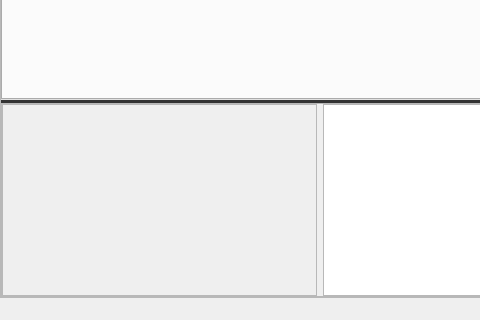
Old version of the form RocketTracker-Sw/basestation_software/mainwindow.ui in the repository NifleySnifley/RocketTracker; both pictures show x 0 to 480 and y 376 to 696 of the 942 by 696 pixel window.
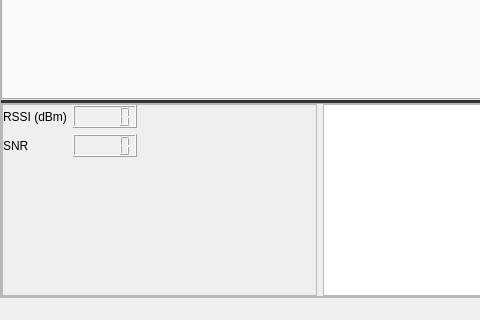
New version of the form.

Diff of the .ui file:
```diff
--- a/RocketTracker-Sw/basestation_software/mainwindow.ui
+++ b/RocketTracker-Sw/basestation_software/mainwindow.ui
@@ -169,13 +169,88 @@
              <number>0</number>
             </property>
             <item>
-             <widget class="QFrame" name="frame_4">
+             <widget class="QFrame" name="stats_frame">
+              <property name="styleSheet">
+               <string notr="true"/>
+              </property>
               <property name="frameShape">
                <enum>QFrame::StyledPanel</enum>
               </property>
               <property name="frameShadow">
                <enum>QFrame::Raised</enum>
               </property>
+              <layout class="QVBoxLayout" name="verticalLayout_3" stretch="0">
+               <property name="leftMargin">
+                <number>0</number>
+               </property>
+               <property name="topMargin">
+                <number>0</number>
+               </property>
+               <property name="rightMargin">
+                <number>0</number>
+               </property>
+               <property name="bottomMargin">
+                <number>0</number>
+               </property>
+               <item>
+                <layout class="QFormLayout" name="formLayout_2">
+                 <property name="fieldGrowthPolicy">
+                  <enum>QFormLayout::ExpandingFieldsGrow</enum>
+                 </property>
+                 <property name="labelAlignment">
+                  <set>Qt::AlignLeading|Qt::AlignLeft|Qt::AlignVCenter</set>
+                 </property>
+                 <property name="formAlignment">
+                  <set>Qt::AlignLeading|Qt::AlignLeft|Qt::AlignTop</set>
+                 </property>
+                 <item row="0" column="0">
+                  <widget class="QLabel" name="label_5">
+                   <property name="text">
+                    <string>RSSI (dBm)</string>
+                   </property>
+                  </widget>
+                 </item>
+                 <item row="0" column="1">
+                  <widget class="QLCDNumber" name="rssi_disp">
+                   <property name="styleSheet">
+                    <string notr="true"/>
+                   </property>
+                   <property name="smallDecimalPoint">
+                    <bool>false</bool>
+                   </property>
+                  </widget>
+                 </item>
+                 <item row="1" column="0">
+                  <widget class="QLabel" name="snrLabel">
+                   <property name="text">
+                    <string>SNR</string>
+                   </property>
+                  </widget>
+                 </item>
+                 <item row="1" column="1">
+                  <widget class="QWidget" name="rssiWidget" native="true">
+                   <layout class="QGridLayout" name="gridLayout_2">
+                    <property name="leftMargin">
+                     <number>0</number>
+                    </property>
+                    <property name="topMargin">
+                     <number>0</number>
+                    </property>
+                    <property name="rightMargin">
+                     <number>0</number>
+                    </property>
+                    <property name="bottomMargin">
+                     <number>0</number>
+                    </property>
+                    <item row="0" column="0">
+                     <widget class="QLCDNumber" name="snr_disp"/>
+                    </item>
+                   </layout>
+                  </widget>
+                 </item>
+                </layout>
+               </item>
+              </layout>
              </widget>
             </item>
             <item>
```
